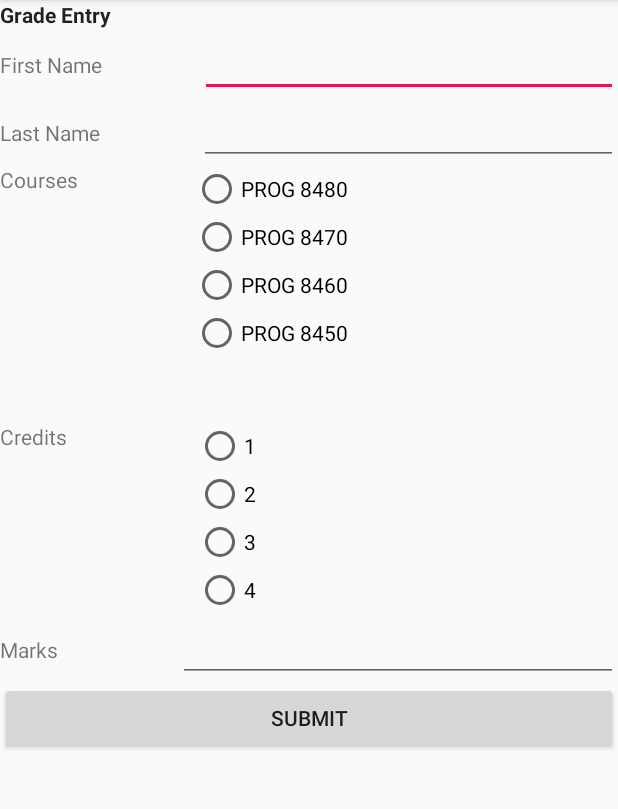
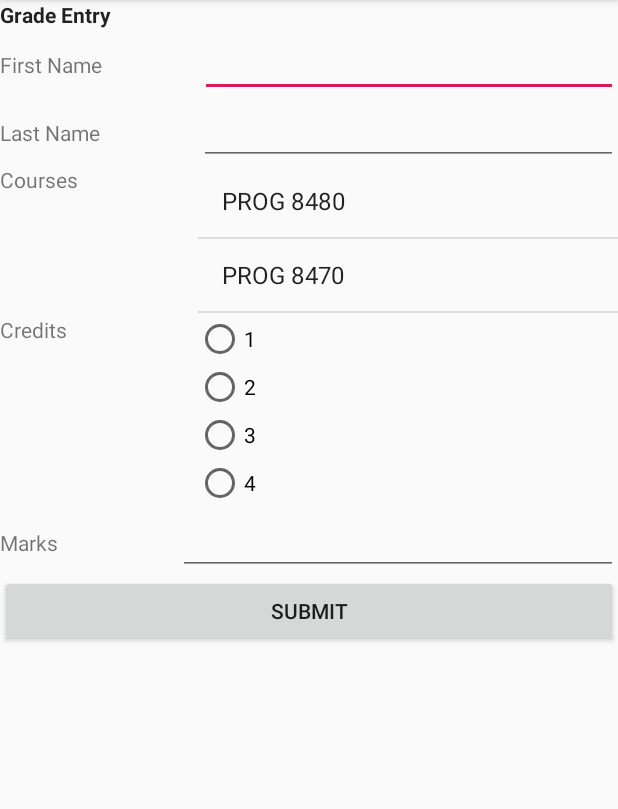
Before and after one commit to ashishjullia/GradingApp, an Android app: the screen it shows after launch (MainActivity), on a phone screen of 412 x 824 dp, the part 84-893 px from its top. Run offline under Robolectric (Android 15) with nearby library versions, the phone set to English and light mode, and no system bars.

Commit message:
Updated and changed back the course selector from RadioButton to ListView.

```diff
--- a/app/src/main/java/com/example/gradingapp/GradeEntry.java
+++ b/app/src/main/java/com/example/gradingapp/GradeEntry.java
@@ -8,6 +8,7 @@ import android.view.LayoutInflater;
 import android.view.View;
 import android.view.ViewGroup;
 import android.widget.Adapter;
+import android.widget.AdapterView;
 import android.widget.ArrayAdapter;
 import android.widget.EditText;
 import android.widget.ListView;
@@ -15,14 +16,24 @@ import android.widget.RadioButton;
 import android.widget.RadioGroup;
 import android.widget.Button;
 
+import android.content.Context;
+import android.database.Cursor;
+import android.database.sqlite.SQLiteDatabase;
+
 public class GradeEntry extends Fragment {
 
-    String stringCredit, stringCourse, stringFirstName, stringLastName, stringMarks;
+    String stringCredit, stringFirstName, stringLastName, stringMarks, StringTheCourse;
 
     EditText firstName, lastName, marks;
-    RadioGroup groupCredits;
-    RadioButton buttonCreditOne, buttonCreditTwo, buttonCreditThree, buttonCreditFour, buttonCourseOne, buttonCourseTwo, buttonCourseThree, buttonCourseFour;
+    RadioButton buttonCreditOne, buttonCreditTwo, buttonCreditThree, buttonCreditFour;
     Button buttonSubmit;
+
+    SQLiteDatabase db;
+
+    //View view;
+    private ListView lstViewCourses;
+    private ArrayAdapter<String> adptCourses;
+    private String[] courses = {"PROG 8480", "PROG 8470", "PROG 8460", "PROG 8450"};
 
     public GradeEntry() {
         // Required empty public constructor
@@ -33,7 +44,19 @@ public class GradeEntry extends Fragment {
                              Bundle savedInstanceState) {
         View view = inflater.inflate(R.layout.fragment_grade_entry, container, false);
 
+        lstViewCourses = view.findViewById(R.id.listCourses);
+        adptCourses = new ArrayAdapter<String>(getContext(), android.R.layout.simple_list_item_1, courses);
+        lstViewCourses.setAdapter(adptCourses);
+
+        lstViewCourses.setOnItemClickListener(new AdapterView.OnItemClickListener() {
+            @Override
+            public void onItemClick(AdapterView<?> a, View v, int position, long id) {
+                StringTheCourse = lstViewCourses.getItemAtPosition(position).toString();
+            }
+        });
+
         firstName = view.findViewById(R.id.editFirstName);
+        firstName.requestFocus();
         lastName = view.findViewById(R.id.editLastName);
         marks = view.findViewById(R.id.editMarks);
 
@@ -42,26 +65,11 @@ public class GradeEntry extends Fragment {
         buttonCreditThree = view.findViewById(R.id.radioButtonCreditThree);
         buttonCreditFour = view.findViewById(R.id.radioButtonCreditFour);
 
-        buttonCourseOne = view.findViewById(R.id.radioButtonCourseOne);
-        buttonCourseTwo = view.findViewById(R.id.radioButtonCourseTwo);
-        buttonCourseThree = view.findViewById(R.id.radioButtonCourseThree);
-        buttonCourseFour = view.findViewById(R.id.radioButtonCourseFour);
-
         buttonSubmit = view.findViewById(R.id.btnSubmit);
 
         stringFirstName = firstName.getText().toString();
         stringLastName = lastName.getText().toString();
         stringMarks = marks.getText().toString();
-
-        if (buttonCourseOne.isChecked()) {
-            stringCourse = buttonCourseOne.getText().toString();
-        } else if (buttonCourseTwo.isChecked()) {
-            stringCourse = buttonCourseTwo.getText().toString();
-        } else if (buttonCourseThree.isChecked()) {
-            stringCourse = buttonCourseThree.getText().toString();
-        } else if (buttonCourseFour.isChecked()) {
-            stringCourse = buttonCourseFour.getText().toString();
-        }
 
         if (buttonCreditOne.isChecked()) {
             stringCredit = buttonCreditOne.getText().toString();
@@ -76,7 +84,7 @@ public class GradeEntry extends Fragment {
         buttonSubmit.setOnClickListener(new View.OnClickListener() {
             @Override
             public void onClick(View v) {
-
+                db = SQLiteDatabase.ope();
             } });
 
         // Inflate the layout for this fragment
--- a/app/src/main/java/com/example/gradingapp/MainActivity.java
+++ b/app/src/main/java/com/example/gradingapp/MainActivity.java
@@ -1,7 +1,8 @@
 package com.example.gradingapp;
 
 import androidx.appcompat.app.AppCompatActivity;
-
+import androidx.fragment.app.FragmentManager;
+import androidx.fragment.app.FragmentTransaction;
 import android.os.Bundle;
 
 public class MainActivity extends AppCompatActivity {
@@ -9,6 +10,12 @@ public class MainActivity extends AppCompatActivity {
     @Override
     protected void onCreate(Bundle savedInstanceState) {
         super.onCreate(savedInstanceState);
-        setContentView(R.layout.fragment_grade_entry);
+        setContentView(R.layout.activity_main);
+
+        FragmentManager mgr  = getSupportFragmentManager();
+        FragmentTransaction  trans = mgr.beginTransaction();
+        trans.replace(R.id.frame, new GradeEntry());
+        trans.commit();
+
     }
 }
--- a/app/src/main/res/layout/activity_main.xml
+++ b/app/src/main/res/layout/activity_main.xml
@@ -6,13 +6,10 @@
     android:layout_height="match_parent"
     tools:context=".MainActivity">
 
-    <TextView
-        android:layout_width="wrap_content"
-        android:layout_height="wrap_content"
-        android:text="Hello World!"
-        app:layout_constraintBottom_toBottomOf="parent"
-        app:layout_constraintLeft_toLeftOf="parent"
-        app:layout_constraintRight_toRightOf="parent"
-        app:layout_constraintTop_toTopOf="parent" />
+    <FrameLayout
+        android:id="@+id/frame"
+        android:layout_width="match_parent"
+        android:layout_height="match_parent">
 
+    </FrameLayout>
 </androidx.constraintlayout.widget.ConstraintLayout>
--- a/app/src/main/res/layout/fragment_grade_entry.xml
+++ b/app/src/main/res/layout/fragment_grade_entry.xml
@@ -74,35 +74,10 @@
                 android:layout_weight="1"
                 android:text="Courses" />
 
-            <RadioGroup
-                android:id="@+id/radioGroupCourse"
-                android:layout_width="283dp"
-                android:layout_height="171dp" >
-
-                <RadioButton
-                    android:id="@+id/radioButtonCourseOne"
-                    android:layout_width="match_parent"
-                    android:layout_height="wrap_content"
-                    android:text="PROG 8480" />
-
-                <RadioButton
-                    android:id="@+id/radioButtonCourseTwo"
-                    android:layout_width="match_parent"
-                    android:layout_height="wrap_content"
-                    android:text="PROG 8470" />
-
-                <RadioButton
-                    android:id="@+id/radioButtonCourseThree"
-                    android:layout_width="match_parent"
-                    android:layout_height="wrap_content"
-                    android:text="PROG 8460" />
-
-                <RadioButton
-                    android:id="@+id/radioButtonCourseFour"
-                    android:layout_width="match_parent"
-                    android:layout_height="wrap_content"
-                    android:text="PROG 8450" />
-            </RadioGroup>
+            <ListView
+                android:id="@+id/listCourses"
+                android:layout_width="280dp"
+                android:layout_height="100dp" />
 
         </LinearLayout>
 
```
